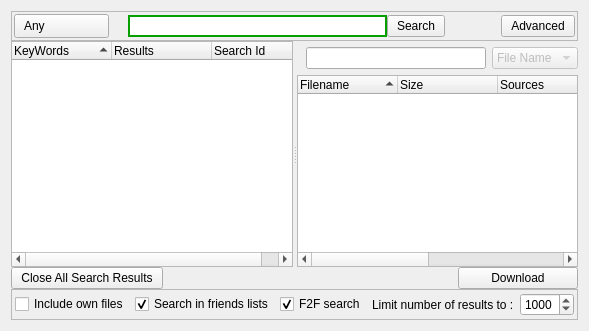
The window that retroshare-gui/src/gui/SearchDialog.ui (RetroShare/RetroShare) describes before a commit, drawn with Qt 5.
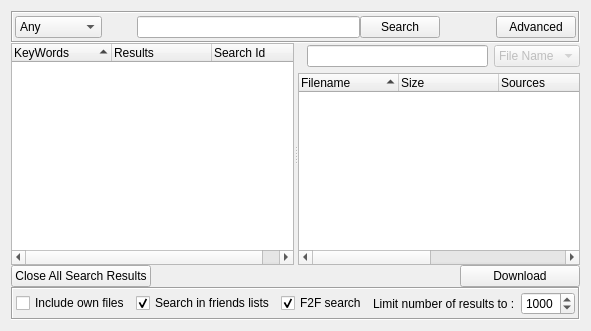
The same window after the commit. Icons and pictures are not drawn. Custom widgets are drawn as their Qt base class.

The edit to the form file:
```diff
--- a/retroshare-gui/src/gui/SearchDialog.ui
+++ b/retroshare-gui/src/gui/SearchDialog.ui
@@ -32,10 +32,10 @@
       </size>
      </property>
      <property name="frameShape">
-      <enum>QFrame::StyledPanel</enum>
+      <enum>QFrame::Box</enum>
      </property>
      <property name="frameShadow">
-      <enum>QFrame::Raised</enum>
+      <enum>QFrame::Sunken</enum>
      </property>
      <layout class="QHBoxLayout" name="horizontalLayout_4">
       <property name="margin">
@@ -43,48 +43,6 @@
       </property>
       <item>
        <widget class="QComboBox" name="FileTypeComboBox">
-        <property name="styleSheet">
-         <string notr="true">QToolButton, QPushButton, QComboBox { 
-border-image: url(:/images/btn_26.png) 4;
-border-width: 4;
-padding: 0px 6px;
-font-size: 12px;
-}
-
-*{
-color: black;
-}
-
-QComboBox QAbstractItemView {
-background-color:white;
-}
-
-QComboBox::down-arrow {
-image: url(:/images/combobox_arrow.png);
-}
-
-QComboBox:drop-down
-{
-subcontrol-origin: padding;
-subcontrol-position: top right;
-border-left-style: none; 
-border-top-right-radius: 1px;
-border-bottom-right-radius: 1px;
-}
-
-QToolButton:hover, QPushButton:hover, QComboBox:hover {
-border-image: url(:/images/btn_26_hover.png) 4;
-}
-
-QToolButton:disabled, QPushButton:disabled, QComboBox::disabled {
-color:gray;
-}
-
-QToolButton:pressed, QPushButton:pressed{
-border-image: url(:/images/btn_26_pressed.png) 4;
-}
-</string>
-        </property>
         <item>
          <property name="text">
           <string>Any</string>
@@ -203,16 +161,6 @@
             <height>22</height>
            </size>
           </property>
-          <property name="styleSheet">
-           <string notr="true">QFrame#searchlineframe{border: 2px solid #079E00;
-background: white;}</string>
-          </property>
-          <property name="frameShape">
-           <enum>QFrame::StyledPanel</enum>
-          </property>
-          <property name="frameShadow">
-           <enum>QFrame::Raised</enum>
-          </property>
           <layout class="QGridLayout" name="gridLayout">
            <property name="horizontalSpacing">
             <number>0</number>
@@ -224,7 +172,7 @@
             <number>0</number>
            </property>
            <item row="0" column="0">
-            <widget class="QPushButton" name="pushButton">
+            <widget class="QLabel" name="searchLabel">
              <property name="sizePolicy">
               <sizepolicy hsizetype="Fixed" vsizetype="Fixed">
                <horstretch>0</horstretch>
@@ -243,22 +191,8 @@
                <height>16</height>
               </size>
              </property>
-             <property name="styleSheet">
-              <string notr="true">QPushButton#pushButton{background: transparent;
-border: none;}</string>
-             </property>
-             <property name="text">
-              <string/>
-             </property>
-             <property name="icon">
-              <iconset resource="images.qrc">
-               <normaloff>:/images/find-16.png</normaloff>:/images/find-16.png</iconset>
-             </property>
-             <property name="iconSize">
-              <size>
-               <width>16</width>
-               <height>16</height>
-              </size>
+             <property name="pixmap">
+              <pixmap resource="images.qrc">:/images/find-16.png</pixmap>
              </property>
             </widget>
            </item>
@@ -279,11 +213,6 @@
              <property name="toolTip">
               <string>Enter a keyword here (at least 3 char long)</string>
              </property>
-             <property name="styleSheet">
-              <string notr="true">QLineEdit#lineEdit{background: transparent;
-border: none;}
-</string>
-             </property>
             </widget>
            </item>
           </layout>
@@ -297,26 +226,6 @@
           <property name="toolTip">
            <string>Start Search</string>
           </property>
-          <property name="styleSheet">
-           <string notr="true">QPushButton { 
-border-image: url(:/images/btn1.png) 4;
-border-width: 4;
-padding: 0px 6px;
-font-size: 12px;
-}
-
-*{
-color: black;
-}
-
-QPushButton:hover {
-border-image: url(:/images/btn2.png) 4;
-}
-
-QPushButton:pressed{
-border-image: url(:/images/btn3.png) 4;
-}</string>
-          </property>
           <property name="text">
            <string>Search</string>
           </property>
@@ -345,48 +254,6 @@
         <property name="toolTip">
          <string>Advanced Search</string>
         </property>
-        <property name="styleSheet">
-         <string notr="true">QToolButton, QPushButton, QComboBox { 
-border-image: url(:/images/btn_26.png) 4;
-border-width: 4;
-padding: 0px 6px;
-font-size: 12px;
-}
-
-*{
-color: black;
-}
-
-QComboBox QAbstractItemView {
-background-color:white;
-}
-
-QComboBox::down-arrow {
-image: url(:/images/combobox_arrow.png);
-}
-
-QComboBox:drop-down
-{
-subcontrol-origin: padding;
-subcontrol-position: top right;
-border-left-style: none; 
-border-top-right-radius: 1px;
-border-bottom-right-radius: 1px;
-}
-
-QToolButton:hover, QPushButton:hover, QComboBox:hover {
-border-image: url(:/images/btn_26_hover.png) 4;
-}
-
-QToolButton:disabled, QPushButton:disabled, QComboBox::disabled {
-color:gray;
-}
-
-QToolButton:pressed, QPushButton:pressed{
-border-image: url(:/images/btn_26_pressed.png) 4;
-}
-</string>
-        </property>
         <property name="text">
          <string>Advanced</string>
         </property>
@@ -457,7 +324,7 @@
           <number>6</number>
          </property>
          <property name="topMargin">
-          <number>6</number>
+          <number>2</number>
          </property>
          <item>
           <layout class="QHBoxLayout" name="horizontalLayout_2">
@@ -466,9 +333,6 @@
            </property>
            <item>
             <widget class="QLabel" name="label_3">
-             <property name="text">
-              <string/>
-             </property>
              <property name="pixmap">
               <pixmap resource="images.qrc">:/images/find-16.png</pixmap>
              </property>
@@ -476,12 +340,6 @@
            </item>
            <item>
             <widget class="LineEditClear" name="filterLineEdit">
-             <property name="sizePolicy">
-              <sizepolicy hsizetype="Expanding" vsizetype="Fixed">
-               <horstretch>0</horstretch>
-               <verstretch>0</verstretch>
-              </sizepolicy>
-             </property>
              <property name="toolTip">
               <string>Filter Search Result</string>
              </property>
@@ -494,23 +352,6 @@
            <property name="enabled">
             <bool>false</bool>
            </property>
-           <property name="sizePolicy">
-            <sizepolicy hsizetype="Preferred" vsizetype="Fixed">
-             <horstretch>0</horstretch>
-             <verstretch>0</verstretch>
-            </sizepolicy>
-           </property>
-           <property name="minimumSize">
-            <size>
-             <width>0</width>
-             <height>0</height>
-            </size>
-           </property>
-           <property name="font">
-            <font>
-             <family>MS Shell Dlg 2</family>
-            </font>
-           </property>
            <property name="currentIndex">
             <number>0</number>
            </property>
@@ -594,48 +435,6 @@
      <property name="toolTip">
       <string>Close all Search Resullts</string>
      </property>
-     <property name="styleSheet">
-      <string notr="true">QToolButton, QPushButton, QComboBox { 
-border-image: url(:/images/btn_26.png) 4;
-border-width: 4;
-padding: 0px 6px;
-font-size: 12px;
-}
-
-*{
-color: black;
-}
-
-QComboBox QAbstractItemView {
-background-color:white;
-}
-
-QComboBox::down-arrow {
-image: url(:/images/combobox_arrow.png);
-}
-
-QComboBox:drop-down
-{
-subcontrol-origin: padding;
-subcontrol-position: top right;
-border-left-style: none; 
-border-top-right-radius: 1px;
-border-bottom-right-radius: 1px;
-}
-
-QToolButton:hover, QPushButton:hover, QComboBox:hover {
-border-image: url(:/images/btn_26_hover.png) 4;
-}
-
-QToolButton:disabled, QPushButton:disabled, QComboBox::disabled {
-color:gray;
-}
-
-QToolButton:pressed, QPushButton:pressed{
-border-image: url(:/images/btn_26_pressed.png) 4;
-}
-</string>
-     </property>
      <property name="text">
       <string>Close All Search Results</string>
      </property>
@@ -671,48 +470,6 @@
      <property name="toolTip">
       <string>Download Selected</string>
      </property>
-     <property name="styleSheet">
-      <string notr="true">QToolButton, QPushButton, QComboBox { 
-border-image: url(:/images/btn_26.png) 4;
-border-width: 4;
-padding: 0px 6px;
-font-size: 12px;
-}
-
-*{
-color: black;
-}
-
-QComboBox QAbstractItemView {
-background-color:white;
-}
-
-QComboBox::down-arrow {
-image: url(:/images/combobox_arrow.png);
-}
-
-QComboBox:drop-down
-{
-subcontrol-origin: padding;
-subcontrol-position: top right;
-border-left-style: none; 
-border-top-right-radius: 1px;
-border-bottom-right-radius: 1px;
-}
-
-QToolButton:hover, QPushButton:hover, QComboBox:hover {
-border-image: url(:/images/btn_26_hover.png) 4;
-}
-
-QToolButton:disabled, QPushButton:disabled, QComboBox::disabled {
-color:gray;
-}
-
-QToolButton:pressed, QPushButton:pressed{
-border-image: url(:/images/btn_26_pressed.png) 4;
-}
-</string>
-     </property>
      <property name="text">
       <string>Download</string>
      </property>
@@ -731,10 +488,10 @@
       </size>
      </property>
      <property name="frameShape">
-      <enum>QFrame::StyledPanel</enum>
+      <enum>QFrame::Box</enum>
      </property>
      <property name="frameShadow">
-      <enum>QFrame::Raised</enum>
+      <enum>QFrame::Sunken</enum>
      </property>
      <layout class="QGridLayout" name="gridLayout_2">
       <property name="horizontalSpacing">
```
Left out of the diff: 4 changed lines with no effect on the pictures.
